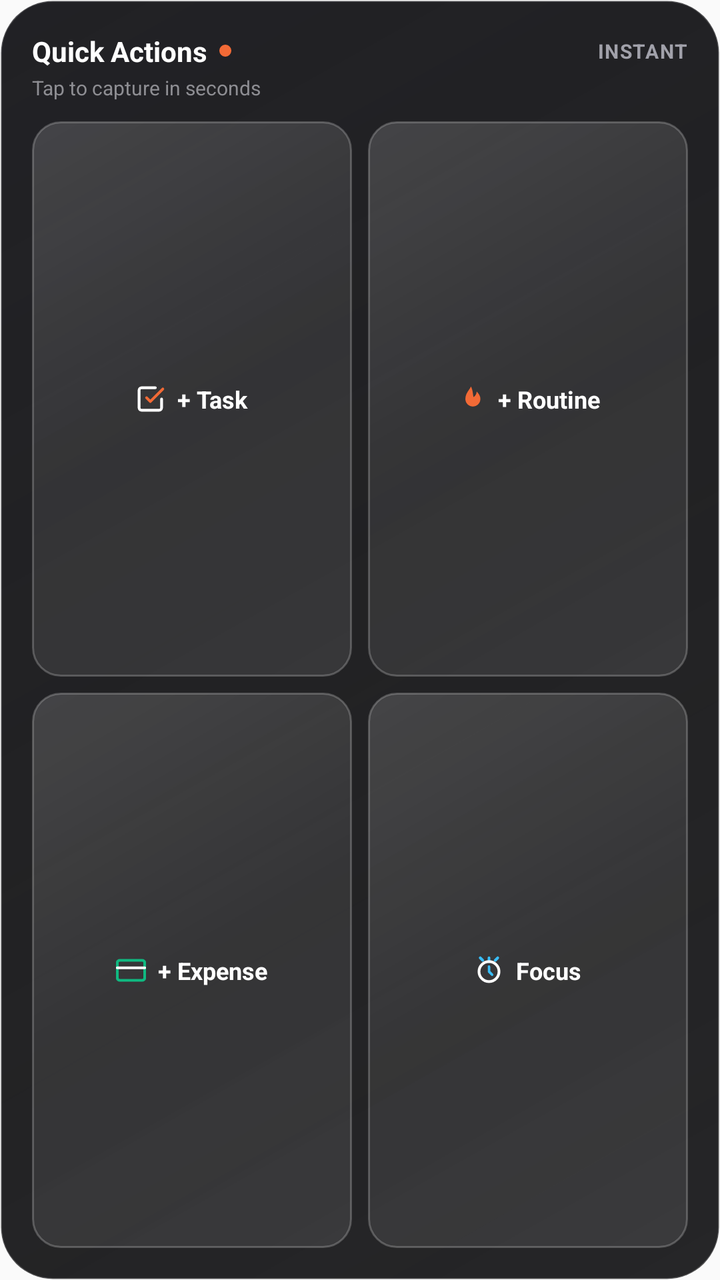
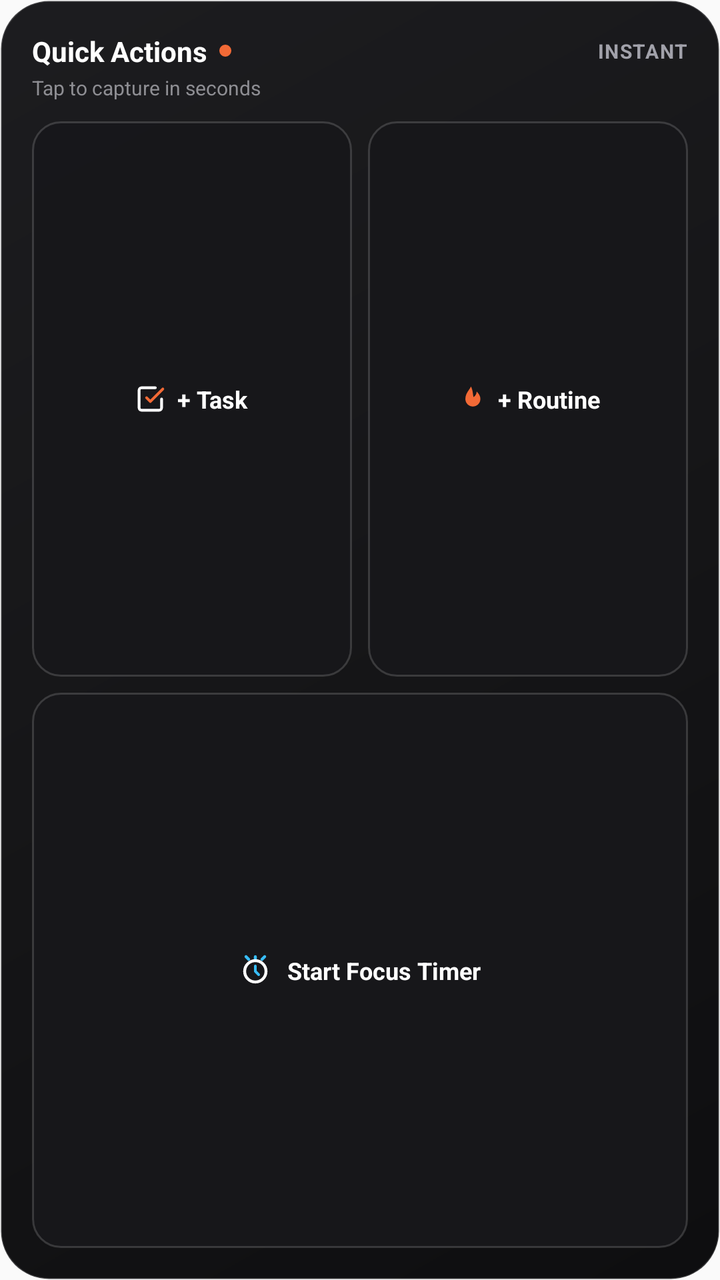

Two renders of the same Android screen: before a commit and after it. Below are the layout's source before the change and the commit's diff.
<!-- AndroidManifest.xml: application theme AppTheme -->
<!-- res/layout/taskify_quick_widget.xml -->
<?xml version="1.0" encoding="utf-8"?>
<LinearLayout xmlns:android="http://schemas.android.com/apk/res/android"
    android:id="@+id/widget_quick_root"
    android:layout_width="match_parent"
    android:layout_height="match_parent"
    android:orientation="vertical"
    android:padding="16dp"
    android:background="@drawable/taskify_widget_background">

    
    <LinearLayout
        android:id="@+id/widget_quick_header"
        android:layout_width="match_parent"
        android:layout_height="wrap_content"
        android:layout_marginBottom="10dp"
        android:orientation="vertical">

        <LinearLayout
            android:layout_width="match_parent"
            android:layout_height="wrap_content"
            android:orientation="horizontal"
            android:gravity="center_vertical">

            <TextView
                android:layout_width="wrap_content"
                android:layout_height="wrap_content"
                android:text="Quick Actions"
                android:textColor="#FFFFFF"
                android:textSize="14sp"
                android:textStyle="bold" />

            <ImageView
                android:layout_width="6dp"
                android:layout_height="6dp"
                android:layout_marginLeft="6dp"
                android:layout_marginStart="6dp"
                android:src="@drawable/taskify_ic_dot_orange" />

            <FrameLayout
                android:layout_width="0dp"
                android:layout_height="1dp"
                android:layout_weight="1" />

            <TextView
                android:layout_width="wrap_content"
                android:layout_height="wrap_content"
                android:text="INSTANT"
                android:textColor="#A1A1AA"
                android:textSize="10sp"
                android:textStyle="bold"
                android:letterSpacing="0.05" />
        </LinearLayout>

        <TextView
            android:layout_width="wrap_content"
            android:layout_height="wrap_content"
            android:layout_marginTop="2dp"
            android:text="Tap to capture in seconds"
            android:textColor="#8E8E93"
            android:textSize="10sp" />
    </LinearLayout>

    
    <LinearLayout
        android:layout_width="match_parent"
        android:layout_height="0dp"
        android:layout_weight="1"
        android:orientation="vertical">

        
        <LinearLayout
            android:layout_width="match_parent"
            android:layout_height="0dp"
            android:layout_weight="1"
            android:layout_marginBottom="8dp"
            android:orientation="horizontal">

            <LinearLayout
                android:id="@+id/btn_quick_task"
                android:layout_width="0dp"
                android:layout_height="match_parent"
                android:layout_weight="1"
                android:layout_marginRight="4dp"
                android:layout_marginEnd="4dp"
                android:gravity="center"
                android:orientation="horizontal"
                android:paddingLeft="10dp"
                android:paddingRight="10dp"
                android:background="@drawable/taskify_quick_btn_bg">

                <ImageView
                    android:layout_width="15dp"
                    android:layout_height="15dp"
                    android:src="@drawable/taskify_ic_action_task" />

                <TextView
                    android:layout_width="wrap_content"
                    android:layout_height="wrap_content"
                    android:layout_marginLeft="6dp"
                    android:layout_marginStart="6dp"
                    android:text="+ Task"
                    android:textColor="#FFFFFF"
                    android:textSize="12sp"
                    android:textStyle="bold" />
            </LinearLayout>

            <LinearLayout
                android:id="@+id/btn_quick_routine"
                android:layout_width="0dp"
                android:layout_height="match_parent"
                android:layout_weight="1"
                android:layout_marginLeft="4dp"
                android:layout_marginStart="4dp"
                android:gravity="center"
                android:orientation="horizontal"
                android:paddingLeft="10dp"
                android:paddingRight="10dp"
                android:background="@drawable/taskify_quick_btn_bg">

                <ImageView
                    android:layout_width="15dp"
                    android:layout_height="15dp"
                    android:src="@drawable/taskify_ic_action_routine" />

                <TextView
                    android:layout_width="wrap_content"
                    android:layout_height="wrap_content"
                    android:layout_marginLeft="6dp"
                    android:layout_marginStart="6dp"
                    android:text="+ Routine"
                    android:textColor="#FFFFFF"
                    android:textSize="12sp"
                    android:textStyle="bold" />
            </LinearLayout>
        </LinearLayout>

        
        <LinearLayout
            android:layout_width="match_parent"
            android:layout_height="0dp"
            android:layout_weight="1"
            android:orientation="horizontal">

            <LinearLayout
                android:id="@+id/btn_quick_expense"
                android:layout_width="0dp"
                android:layout_height="match_parent"
                android:layout_weight="1"
                android:layout_marginRight="4dp"
                android:layout_marginEnd="4dp"
                android:gravity="center"
                android:orientation="horizontal"
                android:paddingLeft="10dp"
                android:paddingRight="10dp"
                android:background="@drawable/taskify_quick_btn_bg">

                <ImageView
                    android:layout_width="15dp"
                    android:layout_height="15dp"
                    android:src="@drawable/taskify_ic_action_expense" />

                <TextView
                    android:layout_width="wrap_content"
                    android:layout_height="wrap_content"
                    android:layout_marginLeft="6dp"
                    android:layout_marginStart="6dp"
                    android:text="+ Expense"
                    android:textColor="#FFFFFF"
                    android:textSize="12sp"
                    android:textStyle="bold" />
            </LinearLayout>

            <LinearLayout
                android:id="@+id/btn_quick_focus"
                android:layout_width="0dp"
                android:layout_height="match_parent"
                android:layout_weight="1"
                android:layout_marginLeft="4dp"
                android:layout_marginStart="4dp"
                android:gravity="center"
                android:orientation="horizontal"
                android:paddingLeft="10dp"
                android:paddingRight="10dp"
                android:background="@drawable/taskify_quick_btn_bg">

                <ImageView
                    android:layout_width="15dp"
                    android:layout_height="15dp"
                    android:src="@drawable/taskify_ic_action_focus" />

                <TextView
                    android:layout_width="wrap_content"
                    android:layout_height="wrap_content"
                    android:layout_marginLeft="6dp"
                    android:layout_marginStart="6dp"
                    android:text="Focus"
                    android:textColor="#FFFFFF"
                    android:textSize="12sp"
                    android:textStyle="bold" />
            </LinearLayout>
        </LinearLayout>
    </LinearLayout>
</LinearLayout>
<!-- resources referenced by this layout -->
<resources>
  <!-- drawable taskify_ic_action_expense (drawable) -->
  <?xml version="1.0" encoding="utf-8"?>
  <vector xmlns:android="http://schemas.android.com/apk/res/android"
      android:width="16dp"
      android:height="16dp"
      android:viewportWidth="24"
      android:viewportHeight="24">
      
      <path
          android:fillColor="#00000000"
          android:strokeColor="#10B981"
          android:strokeWidth="2.2"
          android:strokeLineCap="round"
          android:strokeLineJoin="round"
          android:pathData="M21,4H3C1.89,4 1,4.89 1,6v12c0,1.11 0.89,2 2,2h18c1.11,0 2,-0.89 2,-2V6C23,4.89 22.11,4 21,4z" />
      <path
          android:fillColor="#00000000"
          android:strokeColor="#FFFFFF"
          android:strokeWidth="2.2"
          android:strokeLineCap="round"
          android:strokeLineJoin="round"
          android:pathData="M1,10h22" />
  </vector>
  <!-- drawable taskify_ic_action_routine (drawable) -->
  <?xml version="1.0" encoding="utf-8"?>
  <vector xmlns:android="http://schemas.android.com/apk/res/android"
      android:width="16dp"
      android:height="16dp"
      android:viewportWidth="24"
      android:viewportHeight="24">
      
      <path
          android:fillColor="#F26A36"
          android:pathData="M12,2C10.5,5 7.5,7.5 7.5,12c0,3.31 2.69,6 6,6s6,-2.69 6,-6c0,-2.5 -1.5,-4.5 -3,-6 0,2 -1,3.5 -2.5,4.5C13.5,8.5 13.5,5 12,2z" />
  </vector>
  <!-- drawable taskify_ic_action_task (drawable) -->
  <?xml version="1.0" encoding="utf-8"?>
  <vector xmlns:android="http://schemas.android.com/apk/res/android"
      android:width="16dp"
      android:height="16dp"
      android:viewportWidth="24"
      android:viewportHeight="24">
      <path
          android:fillColor="#00000000"
          android:strokeColor="#F26A36"
          android:strokeWidth="2.2"
          android:strokeLineCap="round"
          android:strokeLineJoin="round"
          android:pathData="M9,11l3,3L22,4" />
      <path
          android:fillColor="#00000000"
          android:strokeColor="#FFFFFF"
          android:strokeWidth="2.2"
          android:strokeLineCap="round"
          android:strokeLineJoin="round"
          android:pathData="M21,12v7a2,2 0 0,1 -2,2H5a2,2 0 0,1 -2,-2V5a2,2 0 0,1 2,-2h11" />
  </vector>
  <!-- drawable taskify_ic_dot_orange (drawable) -->
  <?xml version="1.0" encoding="utf-8"?>
  <shape xmlns:android="http://schemas.android.com/apk/res/android"
      android:shape="oval">
      <solid android:color="#F26A36" />
      <size
          android:width="7dp"
          android:height="7dp" />
  </shape>
  <!-- drawable taskify_quick_btn_bg (drawable) -->
  <?xml version="1.0" encoding="utf-8"?>
  <shape xmlns:android="http://schemas.android.com/apk/res/android"
      android:shape="rectangle">
      
      <gradient
          android:startColor="#28FFFFFF"
          android:centerColor="#14FFFFFF"
          android:endColor="#18FFFFFF"
          android:angle="315"
          android:type="linear" />
      <corners android:radius="14dp" />
      <stroke
          android:width="1dp"
          android:color="#38FFFFFF" />
  </shape>
  <!-- drawable taskify_widget_background (drawable) -->
  <?xml version="1.0" encoding="utf-8"?>
  <shape xmlns:android="http://schemas.android.com/apk/res/android"
      android:shape="rectangle">
      
      <gradient
          android:startColor="#F518181C"
          android:centerColor="#F0141416"
          android:endColor="#E8101012"
          android:angle="315"
          android:type="linear" />
      <corners android:radius="26dp" />
      
      <stroke
          android:width="1dp"
          android:color="#33FFFFFF" />
  </shape>
  <style name="AppTheme" parent="Theme.AppCompat.Light.DarkActionBar">
          
          <item name="colorPrimary">@color/colorPrimary</item>
          <item name="colorPrimaryDark">@color/colorPrimaryDark</item>
          <item name="colorAccent">@color/colorAccent</item>
      </style>
  <!-- unchanged entries left out for length: 1 -->
</resources>

<!-- the commit's change to res/layout/taskify_quick_widget.xml (unified diff, before → after) -->
@@ -136,68 +136,30 @@
 
         
         <LinearLayout
+            android:id="@+id/btn_quick_focus"
             android:layout_width="match_parent"
             android:layout_height="0dp"
             android:layout_weight="1"
-            android:orientation="horizontal">
+            android:gravity="center"
+            android:orientation="horizontal"
+            android:paddingLeft="12dp"
+            android:paddingRight="12dp"
+            android:background="@drawable/taskify_quick_btn_bg">
 
-            <LinearLayout
-                android:id="@+id/btn_quick_expense"
-                android:layout_width="0dp"
-                android:layout_height="match_parent"
-                android:layout_weight="1"
-                android:layout_marginRight="4dp"
-                android:layout_marginEnd="4dp"
-                android:gravity="center"
-                android:orientation="horizontal"
-                android:paddingLeft="10dp"
-                android:paddingRight="10dp"
-                android:background="@drawable/taskify_quick_btn_bg">
+            <ImageView
+                android:layout_width="16dp"
+                android:layout_height="16dp"
+                android:src="@drawable/taskify_ic_action_focus" />
 
-                <ImageView
-                    android:layout_width="15dp"
-                    android:layout_height="15dp"
-                    android:src="@drawable/taskify_ic_action_expense" />
-
-                <TextView
-                    android:layout_width="wrap_content"
-                    android:layout_height="wrap_content"
-                    android:layout_marginLeft="6dp"
-                    android:layout_marginStart="6dp"
-                    android:text="+ Expense"
-                    android:textColor="#FFFFFF"
-                    android:textSize="12sp"
-                    android:textStyle="bold" />
-            </LinearLayout>
-
-            <LinearLayout
-                android:id="@+id/btn_quick_focus"
-                android:layout_width="0dp"
-                android:layout_height="match_parent"
-                android:layout_weight="1"
-                android:layout_marginLeft="4dp"
-                android:layout_marginStart="4dp"
-                android:gravity="center"
-                android:orientation="horizontal"
-                android:paddingLeft="10dp"
-                android:paddingRight="10dp"
-                android:background="@drawable/taskify_quick_btn_bg">
-
-                <ImageView
-                    android:layout_width="15dp"
-                    android:layout_height="15dp"
-                    android:src="@drawable/taskify_ic_action_focus" />
-
-                <TextView
-                    android:layout_width="wrap_content"
-                    android:layout_height="wrap_content"
-                    android:layout_marginLeft="6dp"
-                    android:layout_marginStart="6dp"
-                    android:text="Focus"
-                    android:textColor="#FFFFFF"
-                    android:textSize="12sp"
-                    android:textStyle="bold" />
-            </LinearLayout>
+            <TextView
+                android:layout_width="wrap_content"
+                android:layout_height="wrap_content"
+                android:layout_marginLeft="8dp"
+                android:layout_marginStart="8dp"
+                android:text="Start Focus Timer"
+                android:textColor="#FFFFFF"
+                android:textSize="12sp"
+                android:textStyle="bold" />
         </LinearLayout>
     </LinearLayout>
 </LinearLayout>
<!-- resource entries referenced after the edit -->
@@ -1,28 +1,5 @@
 <!-- resources referenced by this layout -->
 <resources>
-  <!-- drawable taskify_ic_action_expense (drawable) -->
-  <?xml version="1.0" encoding="utf-8"?>
-  <vector xmlns:android="http://schemas.android.com/apk/res/android"
-      android:width="16dp"
-      android:height="16dp"
-      android:viewportWidth="24"
-      android:viewportHeight="24">
-      
-      <path
-          android:fillColor="#00000000"
-          android:strokeColor="#10B981"
-          android:strokeWidth="2.2"
-          android:strokeLineCap="round"
-          android:strokeLineJoin="round"
-          android:pathData="M21,4H3C1.89,4 1,4.89 1,6v12c0,1.11 0.89,2 2,2h18c1.11,0 2,-0.89 2,-2V6C23,4.89 22.11,4 21,4z" />
-      <path
-          android:fillColor="#00000000"
-          android:strokeColor="#FFFFFF"
-          android:strokeWidth="2.2"
-          android:strokeLineCap="round"
-          android:strokeLineJoin="round"
-          android:pathData="M1,10h22" />
-  </vector>
   <!-- drawable taskify_ic_action_routine (drawable) -->
   <?xml version="1.0" encoding="utf-8"?>
   <vector xmlns:android="http://schemas.android.com/apk/res/android"
@@ -71,16 +48,11 @@
   <shape xmlns:android="http://schemas.android.com/apk/res/android"
       android:shape="rectangle">
       
-      <gradient
-          android:startColor="#28FFFFFF"
-          android:centerColor="#14FFFFFF"
-          android:endColor="#18FFFFFF"
-          android:angle="315"
-          android:type="linear" />
+      <solid android:color="#F218181B" />
       <corners android:radius="14dp" />
       <stroke
           android:width="1dp"
-          android:color="#38FFFFFF" />
+          android:color="#28FFFFFF" />
   </shape>
   <!-- drawable taskify_widget_background (drawable) -->
   <?xml version="1.0" encoding="utf-8"?>
@@ -88,16 +60,16 @@
       android:shape="rectangle">
       
       <gradient
-          android:startColor="#F518181C"
-          android:centerColor="#F0141416"
-          android:endColor="#E8101012"
+          android:startColor="#FA18181B"
+          android:centerColor="#FA111113"
+          android:endColor="#FA09090B"
           android:angle="315"
           android:type="linear" />
-      <corners android:radius="26dp" />
+      <corners android:radius="24dp" />
       
       <stroke
           android:width="1dp"
-          android:color="#33FFFFFF" />
+          android:color="#2EFFFFFF" />
   </shape>
   <style name="AppTheme" parent="Theme.AppCompat.Light.DarkActionBar">
           
